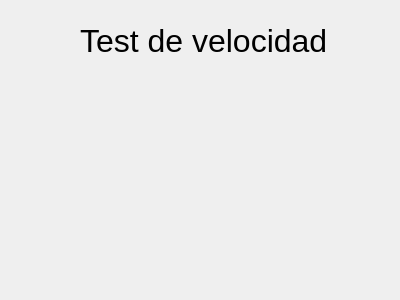
Old version of the form pruebasPYQT/velocidadTest/velocidadTest.ui in the repository vif30/PFG.
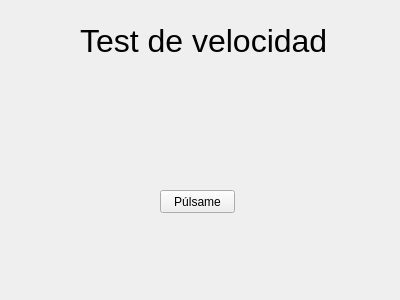
New version of the form.

The edit to the form file:
```diff
--- a/pruebasPYQT/velocidadTest/velocidadTest.ui
+++ b/pruebasPYQT/velocidadTest/velocidadTest.ui
@@ -49,6 +49,19 @@
     <string/>
    </property>
   </widget>
+  <widget class="QPushButton" name="pushButton">
+   <property name="geometry">
+    <rect>
+     <x>160</x>
+     <y>190</y>
+     <width>75</width>
+     <height>23</height>
+    </rect>
+   </property>
+   <property name="text">
+    <string>Púlsame</string>
+   </property>
+  </widget>
  </widget>
  <resources/>
  <connections/>
```
Left out of the diff: 3 changed lines with no effect on the pictures.
